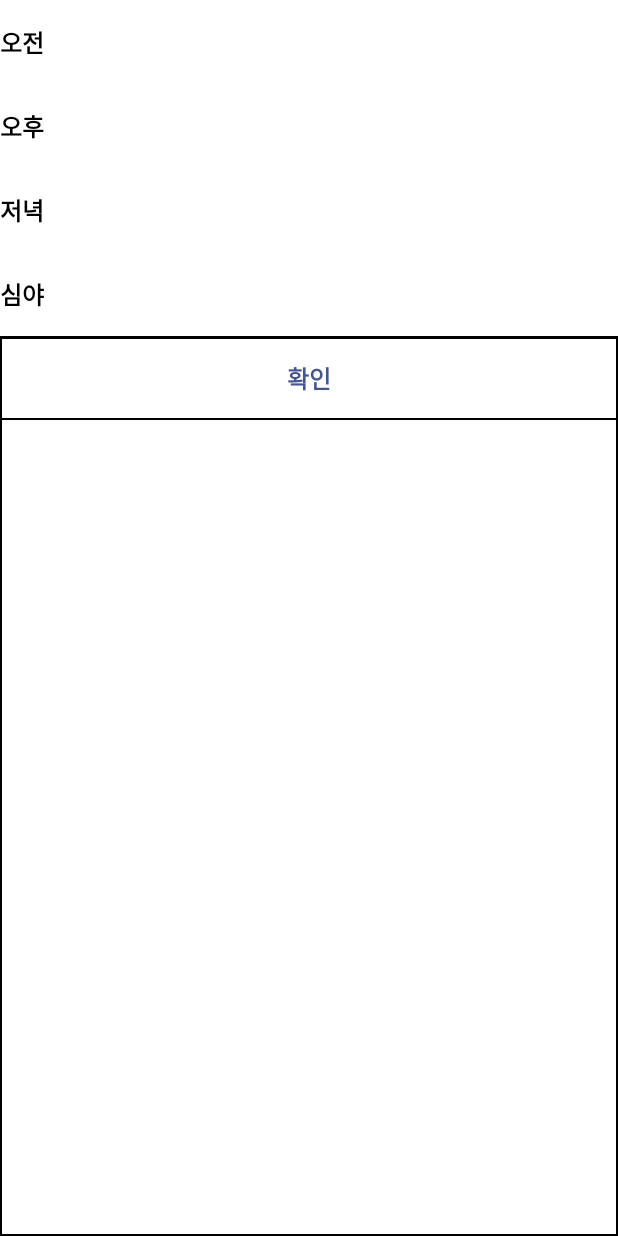
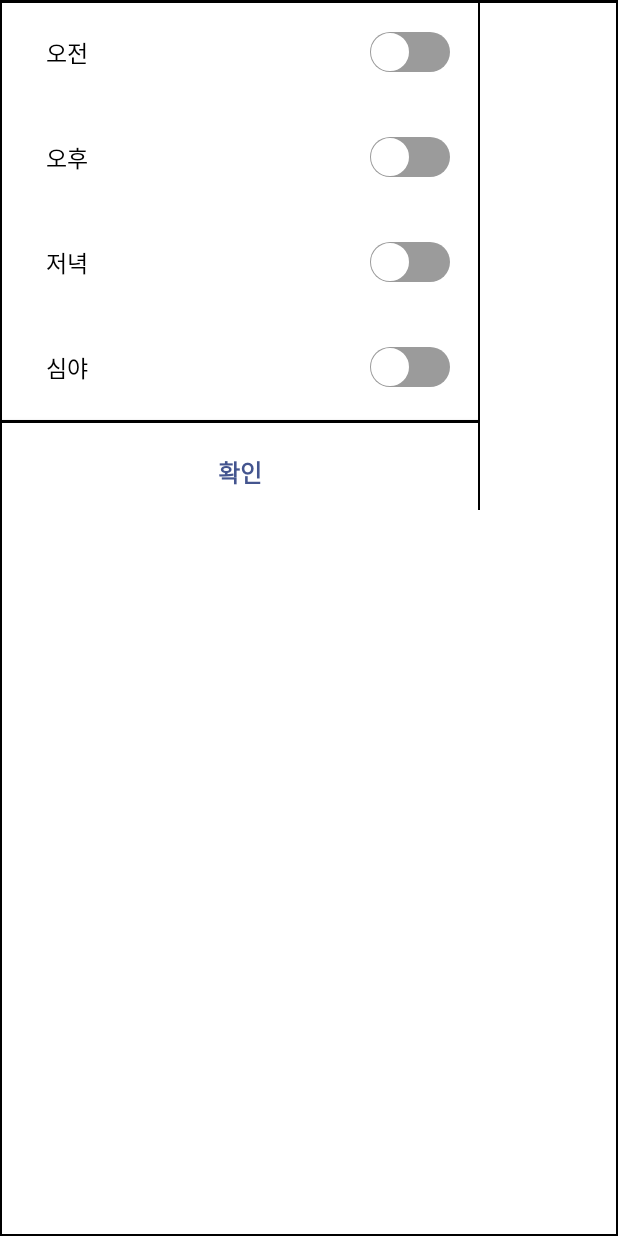
Before and after one commit to harangAi/AppaskUseranswer, an Android app: the layout setting_alarm_dialog.xml on its own in the app's theme, with its tools: preview values and no code run, on a phone screen of 412 x 824 dp. Run offline under Robolectric (Android 15) with nearby library versions, the phone set to English and light mode, and no system bars.

Commit message:
알림설정 - 팝업 완료

```diff
--- /dev/null
+++ b/app/src/main/java/com/example/appaskuseranswer/dialog/AlarmDialog.kt
@@ -0,0 +1,45 @@
+package com.example.appaskuseranswer.dialog
+
+
+import android.os.Bundle
+import android.view.LayoutInflater
+import android.view.View
+import android.view.ViewGroup
+import android.widget.Button
+import androidx.fragment.app.DialogFragment
+import com.example.appaskuseranswer.R
+import com.example.appaskuseranswer.databinding.SettingAlarmDialogBinding
+import com.example.appaskuseranswer.databinding.SettingRequestDialogBinding
+
+class AlarmDialog: DialogFragment() {
+
+    private var _binding: SettingAlarmDialogBinding? = null
+
+    private val binding get() = _binding!!
+
+    override fun onCreateView(
+        inflater: LayoutInflater,
+        container: ViewGroup?,
+        savedInstanceState: Bundle?
+    ): View? {
+        _binding = SettingAlarmDialogBinding.inflate(inflater, container, false)
+        val view = binding.root
+
+        ///취소 버튼(setting_alarm_dialog_ok_btn) 누르면 팝업 종료
+        view.findViewById<Button>(R.id.setting_alarm_dialog_ok_btn).setOnClickListener {
+            super.onDestroyView()
+            _binding = null
+        }
+
+        return view
+
+    }
+
+    override fun onDestroyView() {
+        super.onDestroyView()
+        _binding = null
+
+    }
+
+
+    }////
--- a/app/src/main/java/com/example/appaskuseranswer/navigation/SettingFragment.kt
+++ b/app/src/main/java/com/example/appaskuseranswer/navigation/SettingFragment.kt
@@ -8,6 +8,7 @@ import android.widget.Button
 import androidx.fragment.app.DialogFragment
 import com.example.appaskuseranswer.dialog.NoticeDialog
 import com.example.appaskuseranswer.R
+import com.example.appaskuseranswer.dialog.AlarmDialog
 import com.example.appaskuseranswer.dialog.RequestDialog
 
 
@@ -39,7 +40,7 @@ class SettingFragment : DialogFragment() {
             )
         }
 
-        //목록에서 원하는 질물 의뢰하기 버튼(btn_setting_request)을 누르면 팝업
+        //목록에서 원하는 질문 의뢰하기 버튼(btn_setting_request)을 누르면 팝업
         view.findViewById<Button>(R.id.btn_setting_request).setOnClickListener {
             val requestDialog = RequestDialog()
             requestDialog.show(
@@ -47,6 +48,13 @@ class SettingFragment : DialogFragment() {
             )
         }
 
+        //목록에서 알림설정 버튼(btn_setting_alarm)을 누르면 팝업
+        view.findViewById<Button>(R.id.btn_setting_alarm).setOnClickListener {
+            val alarmDialog = AlarmDialog()
+            alarmDialog.show(
+                parentFragmentManager, "Alarm"
+            )
+        }
 
 
     }
--- /dev/null
+++ b/app/src/main/res/drawable/alarm_dialog_switch_thumb.xml
@@ -0,0 +1,25 @@
+<layer-list xmlns:android="http://schemas.android.com/apk/res/android">
+    <item
+        android:left="1dp"
+        android:right="1dp"
+        android:top="1dp"
+        android:bottom="1dp">
+
+        <shape
+            xmlns:android="http://schemas.android.com/apk/res/android"
+            android:shape="oval">
+
+            <size
+                android:width="25dp"
+                android:height="25dp" />
+
+            <solid
+                android:color="#FFFFFF" />
+
+            <stroke
+                android:width="1dp"
+                android:color="#FFFFFF" />
+
+        </shape>
+    </item>
+</layer-list>
--- /dev/null
+++ b/app/src/main/res/drawable/alarm_dialog_switch_track_off.xml
@@ -0,0 +1,15 @@
+<?xml version="1.0" encoding="utf-8"?>
+<shape xmlns:android="http://schemas.android.com/apk/res/android"
+    android:shape="rectangle" >
+
+    <corners
+        android:radius="18dp" />
+
+    <size
+        android:width="30dp"
+        android:height="25dp" />
+
+    <solid
+        android:color="#9b9b9b" />
+
+</shape>
--- /dev/null
+++ b/app/src/main/res/drawable/alarm_dialog_switch_track_on.xml
@@ -0,0 +1,16 @@
+<?xml version="1.0" encoding="utf-8"?>
+<shape xmlns:android="http://schemas.android.com/apk/res/android"
+    android:shape="rectangle" >
+
+    <corners
+        android:radius="18dp" />
+
+
+    <size
+        android:width="30dp"
+        android:height="25dp" />
+
+    <solid
+        android:color="#44558F" />
+
+</shape>
--- /dev/null
+++ b/app/src/main/res/drawable/alarm_dialog_switch_track_selector.xml
@@ -0,0 +1,11 @@
+<?xml version="1.0" encoding="utf-8"?>
+<selector xmlns:android="http://schemas.android.com/apk/res/android">
+    <item
+        android:drawable="@drawable/alarm_dialog_switch_track_off"
+        android:state_checked="false"/>
+
+    <item
+        android:drawable="@drawable/alarm_dialog_switch_track_on"
+        android:state_checked="true"/>
+
+</selector>
--- a/app/src/main/res/layout/setting_alarm_dialog.xml
+++ b/app/src/main/res/layout/setting_alarm_dialog.xml
@@ -1,5 +1,6 @@
 <?xml version="1.0" encoding="utf-8"?>
 <LinearLayout xmlns:android="http://schemas.android.com/apk/res/android"
+    xmlns:tools="http://schemas.android.com/tools"
     android:layout_width="match_parent"
     android:layout_height="match_parent"
     android:background="@drawable/setting_dialog_borderline"
@@ -7,89 +8,103 @@
 
 
     <LinearLayout
-        android:layout_width="match_parent"
-        android:layout_height="wrap_content"
+        android:layout_width="wrap_content"
+        android:layout_height="340dp"
         android:orientation="vertical"
         android:background="@drawable/setting_dialog_borderline"
         >
 
 
         <LinearLayout
-            android:id="@+id/setting_notice_dialog"
-            android:layout_width="match_parent"
+            android:layout_width="wrap_content"
             android:layout_height="wrap_content"
-            android:orientation="vertical">
+            android:orientation="vertical" >
 
 
         <!-- 오전   -->
-        <ToggleButton
-            android:background="@color/white"
-            android:layout_width="match_parent"
-            android:layout_height="wrap_content"
-            android:paddingVertical="16dp"
-            android:text=""
-            android:textOff="오전"
-            android:textOn="오전"
+        <Switch
+            android:id="@+id/alarm_am_switch"
+            android:layout_marginLeft="15dp"
+            android:padding="15dp"
+            android:layout_width="300dp"
+            android:layout_height="70dp"
+            tools:ignore="UseSwitchCompatOrMaterialXml"
+            android:text="오전"
             android:textColor="@color/black"
-            android:textSize="16dp"
-            android:textStyle="bold"
-            android:textAlignment="textStart"
-            android:focusable="true"
+            android:textSize="15dp"
+            android:track="@drawable/alarm_dialog_switch_track_selector"
+            android:thumb="@drawable/alarm_dialog_switch_thumb"
+            android:switchMinWidth="0dp"
+            android:textOff=""
+            android:textOn=""
+            android:thumbTextPadding="15dp"
+
             />
 
         <!-- 오후   -->
-            <ToggleButton
-                android:background="@color/white"
-                android:layout_width="match_parent"
-                android:layout_height="wrap_content"
-                android:paddingVertical="16dp"
-                android:text=""
-                android:textOff="오후"
-                android:textOn="오후"
+            <Switch
+                android:id="@+id/alarm_pm_switch"
+                android:layout_marginLeft="15dp"
+                android:padding="15dp"
+                android:layout_width="300dp"
+                android:layout_height="70dp"
+                tools:ignore="UseSwitchCompatOrMaterialXml"
+                android:text="오후"
                 android:textColor="@color/black"
-                android:textSize="16dp"
-                android:textStyle="bold"
-                android:textAlignment="textStart"
-                android:focusable="true"
+                android:textSize="15dp"
+                android:track="@drawable/alarm_dialog_switch_track_selector"
+                android:thumb="@drawable/alarm_dialog_switch_thumb"
+                android:switchMinWidth="0dp"
+                android:textOff=""
+                android:textOn=""
+                android:thumbTextPadding="15dp"
                 />
 
         <!-- 저녁   -->
-            <ToggleButton
-                android:background="@color/white"
-                android:layout_width="match_parent"
-                android:layout_height="wrap_content"
-                android:paddingVertical="16dp"
-                android:text=""
-                android:textOff="저녁"
-                android:textOn="저녁"
+            <Switch
+                android:id="@+id/alarm_night_switch"
+                android:layout_marginLeft="15dp"
+                android:padding="15dp"
+                android:layout_width="300dp"
+                android:layout_height="70dp"
+                tools:ignore="UseSwitchCompatOrMaterialXml"
+                android:text="저녁"
                 android:textColor="@color/black"
-                android:textSize="16dp"
-                android:textStyle="bold"
-                android:textAlignment="textStart"
-                android:focusable="true"
+                android:textSize="15dp"
+                android:track="@drawable/alarm_dialog_switch_track_selector"
+                android:thumb="@drawable/alarm_dialog_switch_thumb"
+                android:switchMinWidth="0dp"
+                android:textOff=""
+                android:textOn=""
+                android:thumbTextPadding="15dp"
                 />
 
         <!-- 심야   -->
-            <ToggleButton
-                android:background="@color/white"
-                android:layout_width="match_parent"
-                android:layout_height="wrap_content"
-                android:paddingVertical="16dp"
-                android:text=""
-                android:textOff="심야"
-                android:textOn="심야"
+            <Switch
+                android:id="@+id/alarm_late_night_switch"
+                android:layout_marginLeft="15dp"
+                android:padding="15dp"
+                android:layout_width="300dp"
+                android:layout_height="70dp"
+                tools:ignore="UseSwitchCompatOrMaterialXml"
+                android:text="심야"
                 android:textColor="@color/black"
-                android:textSize="16dp"
-                android:textStyle="bold"
-                android:textAlignment="textStart"
-                android:focusable="true"
+                android:textSize="15dp"
+                android:track="@drawable/alarm_dialog_switch_track_selector"
+                android:thumb="@drawable/alarm_dialog_switch_thumb"
+                android:switchMinWidth="0dp"
+                android:textOff=""
+                android:textOn=""
+                android:thumbTextPadding="15dp"
                 />
 
-        <!-- 확인   -->
+        </LinearLayout>
+
+            <!-- 확인   -->
         <androidx.appcompat.widget.AppCompatButton
-            android:id="@+id/setting_notice_dialog_ok_btn"
-            android:layout_width="match_parent"
-            android:layout_height="wrap_content"
+            android:id="@+id/setting_alarm_dialog_ok_btn"
+            android:layout_width="320dp"
+            android:layout_height="70dp"
             android:background="@drawable/setting_dialog_borderline"
             android:gravity="center"
             android:paddingVertical="16dp"
@@ -102,7 +117,6 @@
 
         </LinearLayout>
 
-    </LinearLayout>
 
 
 </LinearLayout>
```
